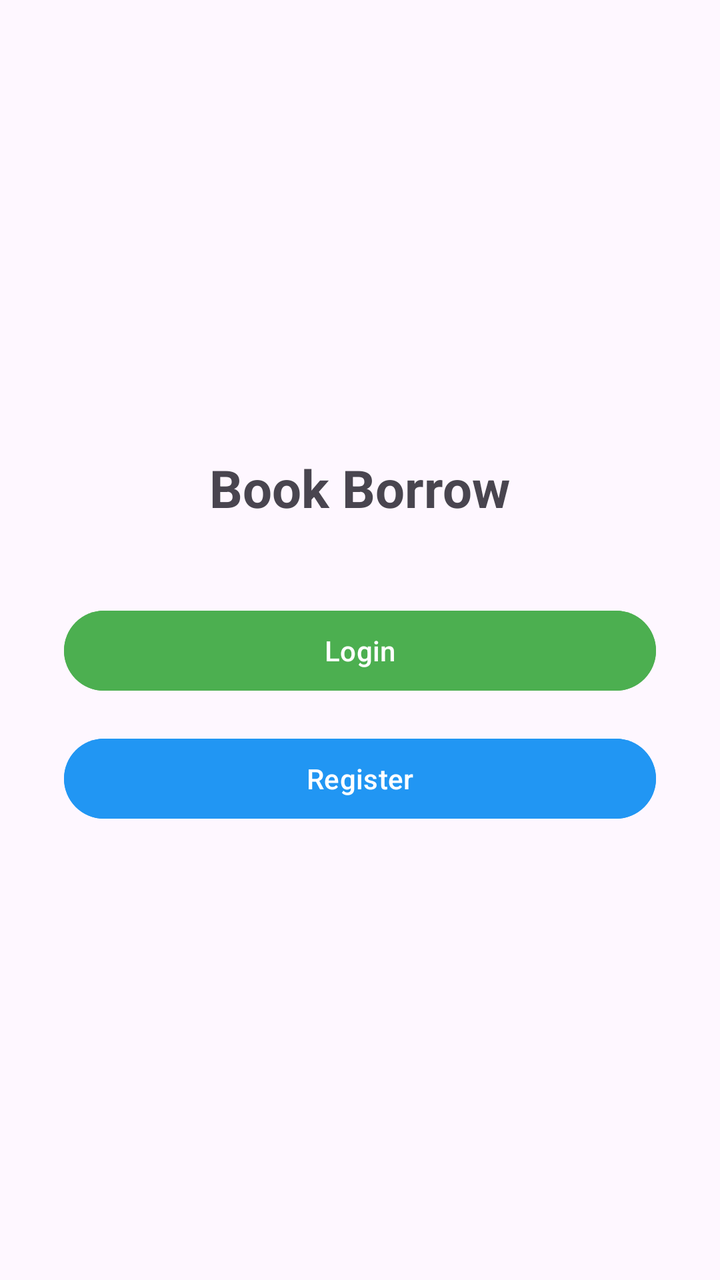
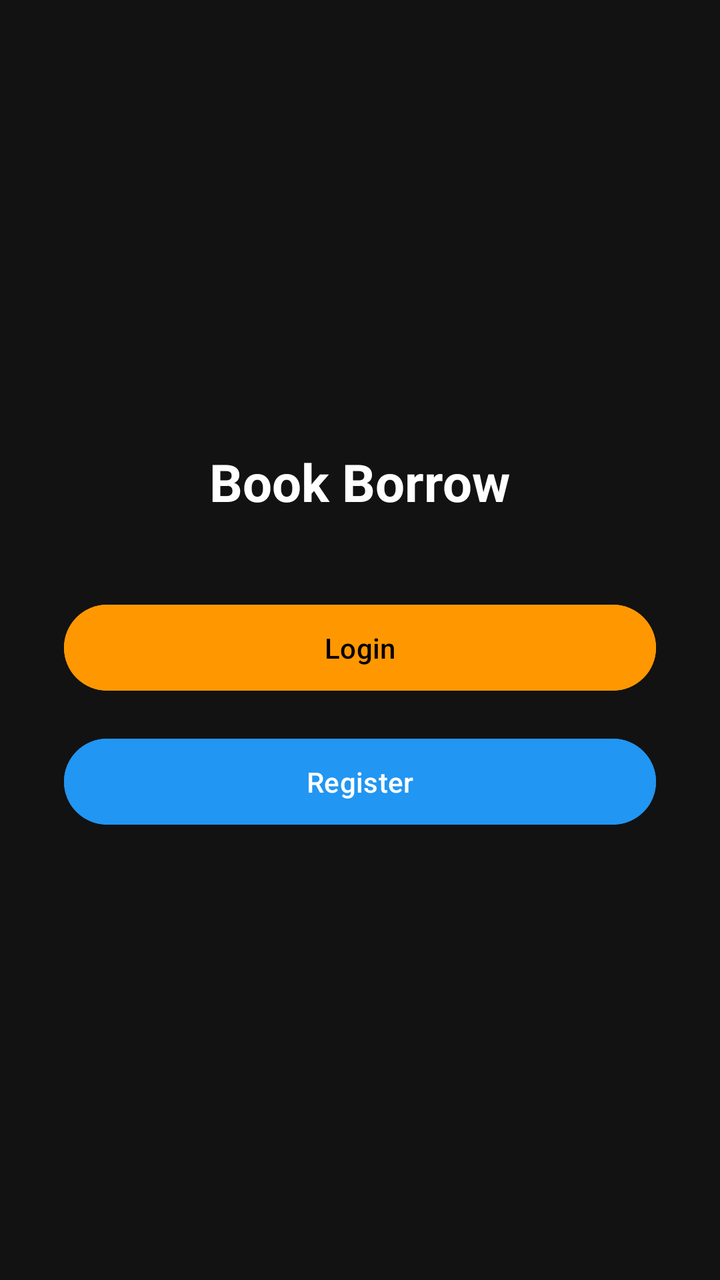

An Android layout rendered at two revisions. The XML below is the earlier revision; the diff shows what the commit changed to produce the second picture.
<!-- AndroidManifest.xml: application theme Theme.BookBorrow -->
<!-- res/layout/activity_dashboard.xml -->
<?xml version="1.0" encoding="utf-8"?>
<LinearLayout xmlns:android="http://schemas.android.com/apk/res/android"
    android:id="@+id/dashboard_root"
    android:layout_width="match_parent"
    android:layout_height="match_parent"
    android:orientation="vertical"
    android:gravity="center"
    android:padding="32dp">

    <TextView
        android:layout_width="wrap_content"
        android:layout_height="wrap_content"
        android:text="Book Borrow"
        android:textSize="26sp"
        android:textStyle="bold"
        android:layout_marginBottom="40dp" />

    <Button
        android:id="@+id/btnLogin"
        android:layout_width="match_parent"
        android:layout_height="wrap_content"
        android:layout_marginBottom="16dp"
        android:backgroundTint="#4CAF50"
        android:text="Login" />

    <Button
        android:id="@+id/btnRegister"
        android:layout_width="match_parent"
        android:layout_height="wrap_content"
        android:backgroundTint="#2196F3"
        android:text="Register" />

</LinearLayout>
<!-- resources referenced by this layout -->
<resources>
  <style name="Theme.BookBorrow" parent="Base.Theme.BookBorrow" />
  <style name="Base.Theme.BookBorrow" parent="Theme.Material3.DayNight.NoActionBar">
          
          
      </style>
</resources>

<!-- the commit's change to res/layout/activity_dashboard.xml (unified diff, before → after) -->
@@ -5,7 +5,8 @@
     android:layout_height="match_parent"
     android:orientation="vertical"
     android:gravity="center"
-    android:padding="32dp">
+    android:padding="32dp"
+    android:background="#121212">
 
     <TextView
         android:layout_width="wrap_content"
@@ -13,6 +14,7 @@
         android:text="Book Borrow"
         android:textSize="26sp"
         android:textStyle="bold"
+        android:textColor="#FFFFFF"
         android:layout_marginBottom="40dp" />
 
     <Button
@@ -20,14 +22,20 @@
         android:layout_width="match_parent"
         android:layout_height="wrap_content"
         android:layout_marginBottom="16dp"
-        android:backgroundTint="#4CAF50"
-        android:text="Login" />
+        android:text="Login"
+        android:textColor="#000000"
+        android:backgroundTint="#FF9800"
+        android:padding="12dp"
+        android:stateListAnimator="@null" />
 
     <Button
         android:id="@+id/btnRegister"
         android:layout_width="match_parent"
         android:layout_height="wrap_content"
+        android:text="Register"
+        android:textColor="#FFFFFF"
         android:backgroundTint="#2196F3"
-        android:text="Register" />
+        android:padding="12dp"
+        android:stateListAnimator="@null" />
 
 </LinearLayout>
